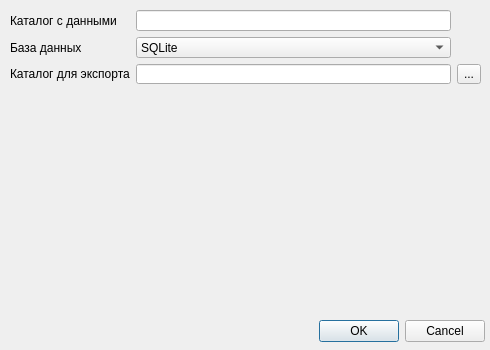
First picture: the form in settingsdialog.ui, repository loki1368/simplelib, before the edit.
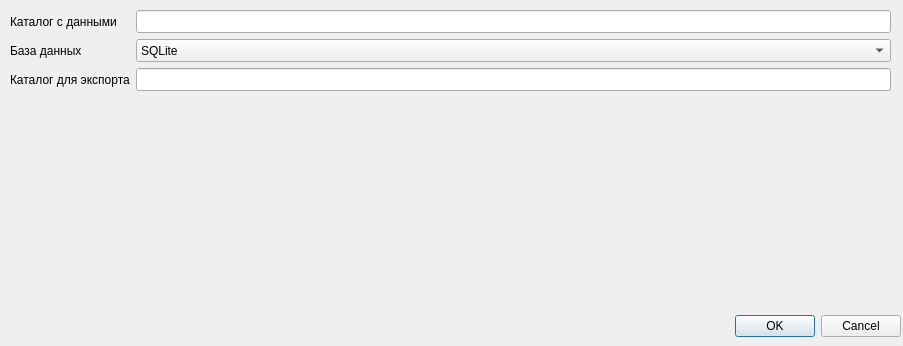
Second picture: the form after the edit.

Commit message: temp file fix(windows still doesn't work, becouse file is busy); work on settings dialog layout;

```diff
--- a/settingsdialog.ui
+++ b/settingsdialog.ui
@@ -6,8 +6,8 @@
    <rect>
     <x>0</x>
     <y>0</y>
-    <width>490</width>
-    <height>350</height>
+    <width>903</width>
+    <height>346</height>
    </rect>
   </property>
   <property name="sizePolicy">
@@ -24,43 +24,25 @@
     <rect>
      <x>10</x>
      <y>10</y>
-     <width>471</width>
-     <height>74</height>
+     <width>881</width>
+     <height>81</height>
     </rect>
    </property>
-   <layout class="QGridLayout" name="gridLayout">
-    <item row="2" column="1">
-     <widget class="QLineEdit" name="ExportPath"/>
-    </item>
-    <item row="0" column="0">
-     <widget class="QLabel" name="label">
-      <property name="text">
-       <string>Каталог с данными</string>
-      </property>
-     </widget>
-    </item>
-    <item row="1" column="0">
-     <widget class="QLabel" name="label_2">
-      <property name="text">
-       <string>База данных</string>
-      </property>
-     </widget>
-    </item>
-    <item row="2" column="0">
-     <widget class="QLabel" name="label_3">
-      <property name="enabled">
-       <bool>true</bool>
-      </property>
-      <property name="text">
-       <string>Каталог для экспорта</string>
-      </property>
-     </widget>
-    </item>
-    <item row="0" column="1">
-     <widget class="QLineEdit" name="BookPath"/>
-    </item>
+   <layout class="QGridLayout" name="gridLayout" rowstretch="0,0,0" columnstretch="0,0">
+    <property name="sizeConstraint">
+     <enum>QLayout::SetMaximumSize</enum>
+    </property>
+    <property name="horizontalSpacing">
+     <number>6</number>
+    </property>
     <item row="1" column="1">
      <widget class="QComboBox" name="cbDbEngine">
+      <property name="sizePolicy">
+       <sizepolicy hsizetype="Expanding" vsizetype="Preferred">
+        <horstretch>0</horstretch>
+        <verstretch>0</verstretch>
+       </sizepolicy>
+      </property>
       <property name="currentIndex">
        <number>1</number>
       </property>
@@ -76,10 +58,65 @@
       </item>
      </widget>
     </item>
-    <item row="2" column="2">
-     <widget class="QToolButton" name="btnRescentForExport">
+    <item row="0" column="1">
+     <widget class="QLineEdit" name="BookPath">
+      <property name="sizePolicy">
+       <sizepolicy hsizetype="Expanding" vsizetype="Preferred">
+        <horstretch>0</horstretch>
+        <verstretch>0</verstretch>
+       </sizepolicy>
+      </property>
+     </widget>
+    </item>
+    <item row="2" column="0">
+     <widget class="QLabel" name="label_3">
+      <property name="enabled">
+       <bool>true</bool>
+      </property>
+      <property name="sizePolicy">
+       <sizepolicy hsizetype="Preferred" vsizetype="Preferred">
+        <horstretch>0</horstretch>
+        <verstretch>0</verstretch>
+       </sizepolicy>
+      </property>
       <property name="text">
-       <string>...</string>
+       <string>Каталог для экспорта</string>
+      </property>
+     </widget>
+    </item>
+    <item row="1" column="0">
+     <widget class="QLabel" name="label_2">
+      <property name="sizePolicy">
+       <sizepolicy hsizetype="Preferred" vsizetype="Preferred">
+        <horstretch>0</horstretch>
+        <verstretch>0</verstretch>
+       </sizepolicy>
+      </property>
+      <property name="text">
+       <string>База данных</string>
+      </property>
+     </widget>
+    </item>
+    <item row="0" column="0">
+     <widget class="QLabel" name="label">
+      <property name="sizePolicy">
+       <sizepolicy hsizetype="Preferred" vsizetype="Preferred">
+        <horstretch>0</horstretch>
+        <verstretch>0</verstretch>
+       </sizepolicy>
+      </property>
+      <property name="text">
+       <string>Каталог с данными</string>
+      </property>
+     </widget>
+    </item>
+    <item row="2" column="1">
+     <widget class="QLineEdit" name="ExportPath">
+      <property name="sizePolicy">
+       <sizepolicy hsizetype="Preferred" vsizetype="Preferred">
+        <horstretch>0</horstretch>
+        <verstretch>0</verstretch>
+       </sizepolicy>
       </property>
      </widget>
     </item>
@@ -88,10 +125,10 @@
   <widget class="QDialogButtonBox" name="buttonBox">
    <property name="geometry">
     <rect>
-     <x>120</x>
-     <y>320</y>
-     <width>365</width>
-     <height>23</height>
+     <x>10</x>
+     <y>310</y>
+     <width>891</width>
+     <height>32</height>
     </rect>
    </property>
    <property name="orientation">
```
Left out of the diff: 35 changed lines with no effect on the pictures. The commit also changes 5 other files.
